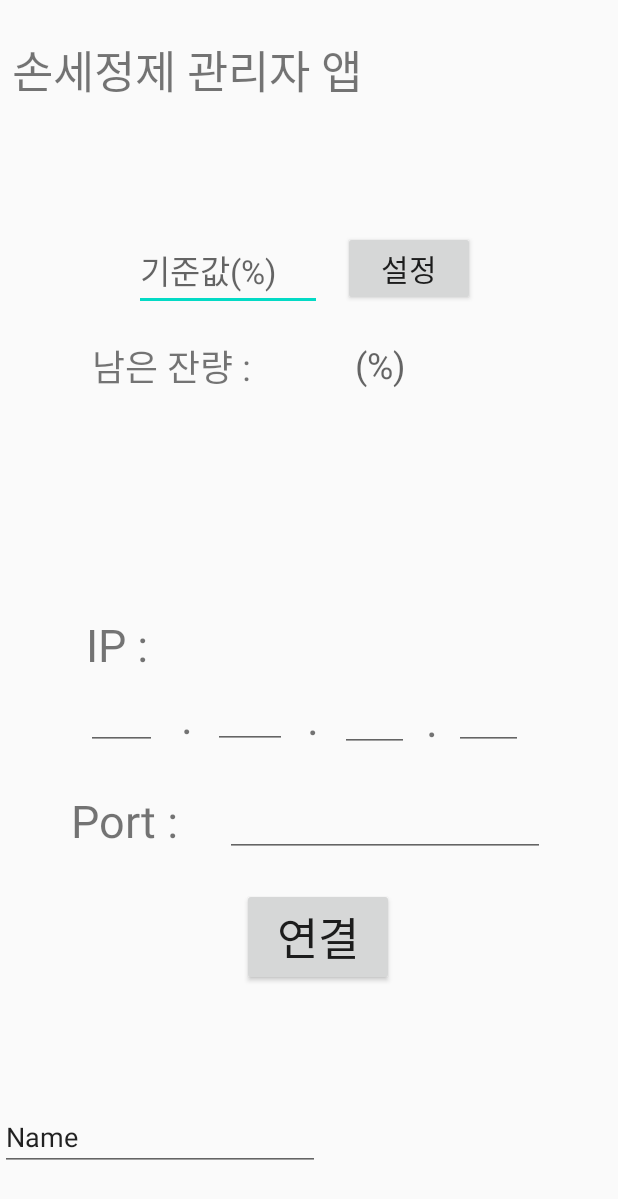
After one commit to OkSeungBae/Hustar_Embedded_Project, an Android app: the layout test.xml on its own in the app's theme, with its tools: preview values and no code run, on a phone screen of 412 x 824 dp. The commit adds this screen. Shown: the top 1199 px of the screen. Run offline under Robolectric (Android 15) with nearby library versions, the phone set to English and light mode, and no system bars; network calls fail.

Commit message:
[기재] 안드로이드 실시간 통신

```diff
--- a/5.Android/Toilet/app/src/main/java/com/example/project_toilet/MainActivity.java
+++ b/5.Android/Toilet/app/src/main/java/com/example/project_toilet/MainActivity.java
@@ -26,6 +26,7 @@ import java.io.PrintWriter;
 import java.net.Socket;
 import java.net.URL;
 import java.net.UnknownHostException;
+import java.sql.Time;
 
 public class MainActivity extends AppCompatActivity {
     Button send_button;
@@ -35,7 +36,7 @@ public class MainActivity extends AppCompatActivity {
     private Socket client;
     private DataOutputStream dataOutput;
     private DataInputStream dataInput;
-    private String SERVER_IP = "192.168.0.3";
+    private String SERVER_IP = "10.1.4.111";
 
     @Override
     protected void onCreate(Bundle savedInstanceState) {
@@ -45,19 +46,20 @@ public class MainActivity extends AppCompatActivity {
         send_editText = findViewById(R.id.send_editText);
         send_textView = findViewById(R.id.send_textView);
         read_textView = findViewById(R.id.read_textView);
-
+        Log.w("cnt",  "go!!");
         send_button.setOnClickListener(new View.OnClickListener() {
             @Override
             public void onClick(View view) {
+                Log.w("cnt",  "go!!");
                 Connect connect = new Connect();
                 connect.execute("refresh");
             }
         });
     }
 
-    private class Connect extends AsyncTask< String , Integer,Void > {
+    private class Connect extends AsyncTask< String , String,Void > {
         private String output_message;
-        private int input_message;
+        private String input_message;
 
         @Override
         protected Void doInBackground(String... strings) {
@@ -65,12 +67,9 @@ public class MainActivity extends AppCompatActivity {
                 client = new Socket(SERVER_IP, 8080);
                 dataOutput = new DataOutputStream(client.getOutputStream());
                 dataInput = new DataInputStream(client.getInputStream());
-
                 output_message = strings[0];
                 dataOutput.writeUTF(output_message);
-                input_message  = (int)dataInput.read();
-
-                Log.w("cnt","connect");
+                //Log.w("cnt","connect");
             } catch (UnknownHostException e) {
                 String str = e.getMessage().toString();
                 Log.w("discnt", str + " 1");
@@ -78,7 +77,31 @@ public class MainActivity extends AppCompatActivity {
                 String str = e.getMessage().toString();
                 Log.w("discnt", str + " 2");
             }
+            while (true){
+                try {
+                    byte[] buf = new byte[100];
+                    int read_Byte  = dataInput.read(buf);
+                    input_message = new String(buf, 0, read_Byte);
+                    if (!input_message.equals("STOP")){
+                        publishProgress(input_message);
+                    }
+                    else{
+                        break;
+                    }
+                    Thread.sleep(2);
+                } catch (IOException | InterruptedException e) {
+                    e.printStackTrace();
+                }
+            }
             return null;
+        }
+
+        @Override
+        protected void onProgressUpdate(String... params){
+            send_textView.setText(""); // Clear the chat box
+            send_textView.append("보낸 메세지: " + output_message );
+            read_textView.setText(""); // Clear the chat box
+            read_textView.append("받은 메세지: " + params[0]);
         }
         @Override
         protected void onPostExecute(Void result) {
--- a/5.Android/Toilet/app/src/main/res/layout/activity_main.xml
+++ b/5.Android/Toilet/app/src/main/res/layout/activity_main.xml
@@ -25,7 +25,7 @@
             android:layout_width="wrap_content"
             android:layout_height="wrap_content"
             android:layout_weight="1"
-            android:text="새로고침" />
+            android:text="연결" />
 
     </LinearLayout>
 
--- /dev/null
+++ b/5.Android/Toilet/app/src/main/res/layout/test.xml
@@ -0,0 +1,270 @@
+<?xml version="1.0" encoding="utf-8"?>
+<LinearLayout xmlns:android="http://schemas.android.com/apk/res/android"
+
+    xmlns:app="http://schemas.android.com/apk/res-auto"
+    xmlns:tools="http://schemas.android.com/tools"
+    android:layout_width="match_parent"
+    android:layout_height="match_parent"
+    android:orientation="vertical">
+
+    <TextView
+        android:id="@+id/textView"
+        android:layout_width="293dp"
+        android:layout_height="44dp"
+        android:layout_marginStart="8dp"
+        android:layout_marginLeft="8dp"
+        android:layout_marginTop="24dp"
+        android:layout_marginEnd="8dp"
+        android:layout_marginRight="8dp"
+        android:text="손세정제 관리자 앱"
+        android:textSize="30sp"
+        app:layout_constraintEnd_toEndOf="parent"
+        app:layout_constraintStart_toStartOf="parent"
+        app:layout_constraintTop_toTopOf="parent" />
+
+    <RelativeLayout
+        android:layout_width="365dp"
+        android:layout_height="617dp"
+        android:layout_marginStart="21dp"
+        android:layout_marginLeft="21dp"
+        android:layout_marginTop="50dp"
+        android:layout_marginEnd="21dp"
+        android:layout_marginRight="21dp"
+        app:layout_constraintBottom_toBottomOf="parent"
+        app:layout_constraintEnd_toEndOf="parent"
+        app:layout_constraintHorizontal_bias="0.0"
+        app:layout_constraintStart_toStartOf="parent"
+        app:layout_constraintTop_toTopOf="@id/textView"
+        app:layout_constraintVertical_bias="0.375">
+
+        <EditText
+            android:id="@+id/std"
+            android:layout_width="125dp"
+            android:layout_height="wrap_content"
+            android:layout_alignParentStart="true"
+            android:layout_alignParentLeft="true"
+            android:layout_alignParentTop="true"
+            android:layout_alignParentEnd="true"
+            android:layout_alignParentRight="true"
+            android:layout_marginStart="68dp"
+            android:layout_marginLeft="68dp"
+            android:layout_marginTop="35dp"
+            android:layout_marginEnd="172dp"
+            android:layout_marginRight="172dp"
+            android:ems="10"
+            android:hint="기준값(%)"
+            android:inputType="textPersonName"
+            android:textSize="22sp" />
+
+        <TextView
+            android:id="@+id/textView2"
+            android:layout_width="wrap_content"
+            android:layout_height="wrap_content"
+            android:layout_alignParentStart="true"
+            android:layout_alignParentLeft="true"
+            android:layout_alignParentBottom="true"
+            android:layout_marginStart="26dp"
+            android:layout_marginLeft="26dp"
+            android:layout_marginBottom="168dp"
+            android:text="Port : "
+            android:textSize="30sp" />
+
+        <TextView
+            android:id="@+id/textView5"
+            android:layout_width="61dp"
+            android:layout_height="wrap_content"
+            android:layout_alignParentStart="true"
+            android:layout_alignParentLeft="true"
+            android:layout_alignParentBottom="true"
+            android:layout_marginStart="36dp"
+            android:layout_marginLeft="36dp"
+            android:layout_marginBottom="285dp"
+            android:text="IP : "
+            android:textSize="30sp" />
+
+        <TextView
+            android:id="@+id/textView3"
+            android:layout_width="wrap_content"
+            android:layout_height="54dp"
+            android:layout_alignParentStart="true"
+            android:layout_alignParentLeft="true"
+            android:layout_alignParentBottom="true"
+            android:layout_marginStart="176dp"
+            android:layout_marginLeft="176dp"
+            android:layout_marginBottom="223dp"
+            android:text=" . "
+            android:textSize="30sp" />
+
+        <TextView
+            android:id="@+id/textView6"
+            android:layout_width="wrap_content"
+            android:layout_height="54dp"
+            android:layout_alignParentStart="true"
+            android:layout_alignParentLeft="true"
+            android:layout_alignParentBottom="true"
+            android:layout_marginStart="255dp"
+            android:layout_marginLeft="255dp"
+            android:layout_marginBottom="222dp"
+            android:text=" . "
+            android:textSize="30sp" />
+
+        <TextView
+            android:id="@+id/textView4"
+            android:layout_width="wrap_content"
+            android:layout_height="54dp"
+            android:layout_alignParentStart="true"
+            android:layout_alignParentLeft="true"
+            android:layout_alignParentBottom="true"
+            android:layout_marginStart="92dp"
+            android:layout_marginLeft="92dp"
+            android:layout_marginBottom="224dp"
+            android:text=" . "
+            android:textSize="30sp" />
+
+        <EditText
+            android:id="@+id/ip3"
+            android:layout_width="46dp"
+            android:layout_height="wrap_content"
+            android:layout_alignParentEnd="true"
+            android:layout_alignParentRight="true"
+            android:layout_alignParentBottom="true"
+            android:layout_marginEnd="114dp"
+            android:layout_marginRight="114dp"
+            android:layout_marginBottom="234dp"
+            android:ems="10"
+            android:inputType="textPersonName" />
+
+        <EditText
+            android:id="@+id/ip4"
+            android:layout_width="46dp"
+            android:layout_height="wrap_content"
+            android:layout_alignParentEnd="true"
+            android:layout_alignParentRight="true"
+            android:layout_alignParentBottom="true"
+            android:layout_marginEnd="38dp"
+            android:layout_marginRight="38dp"
+            android:layout_marginBottom="235dp"
+            android:ems="10"
+            android:inputType="textPersonName" />
+
+        <EditText
+            android:id="@+id/ip2"
+            android:layout_width="49dp"
+            android:layout_height="wrap_content"
+            android:layout_alignParentEnd="true"
+            android:layout_alignParentRight="true"
+            android:layout_alignParentBottom="true"
+            android:layout_marginEnd="195dp"
+            android:layout_marginRight="195dp"
+            android:layout_marginBottom="236dp"
+            android:ems="10"
+            android:inputType="textPersonName" />
+
+        <EditText
+            android:id="@+id/port"
+            android:layout_width="wrap_content"
+            android:layout_height="wrap_content"
+            android:layout_alignParentEnd="true"
+            android:layout_alignParentRight="true"
+            android:layout_alignParentBottom="true"
+            android:layout_marginEnd="23dp"
+            android:layout_marginRight="23dp"
+            android:layout_marginBottom="164dp"
+            android:ems="10"
+            android:inputType="textPersonName" />
+
+        <EditText
+            android:id="@+id/ip1"
+            android:layout_width="47dp"
+            android:layout_height="wrap_content"
+            android:layout_alignParentEnd="true"
+            android:layout_alignParentRight="true"
+            android:layout_alignParentBottom="true"
+            android:layout_marginEnd="282dp"
+            android:layout_marginRight="282dp"
+            android:layout_marginBottom="235dp"
+            android:ems="10"
+            android:inputType="textPersonName" />
+
+        <Button
+            android:id="@+id/connect"
+            android:layout_width="101dp"
+            android:layout_height="wrap_content"
+            android:layout_alignParentEnd="true"
+            android:layout_alignParentRight="true"
+            android:layout_alignParentBottom="true"
+            android:layout_marginEnd="124dp"
+            android:layout_marginRight="124dp"
+            android:layout_marginBottom="78dp"
+            android:text="연결"
+            android:textSize="30sp" />
+
+
+        <TextView
+            android:id="@+id/watervalue"
+            android:layout_width="wrap_content"
+            android:layout_height="wrap_content"
+            android:layout_above="@+id/ip4"
+            android:layout_alignParentEnd="true"
+            android:layout_alignParentRight="true"
+            android:layout_marginEnd="116dp"
+            android:layout_marginRight="116dp"
+            android:layout_marginBottom="195dp"
+            android:hint="(%)"
+            android:textSize="24sp" />
+
+        <Button
+            android:id="@+id/setting"
+            android:layout_width="wrap_content"
+            android:layout_height="wrap_content"
+            android:layout_above="@+id/textView5"
+            android:layout_alignParentEnd="true"
+            android:layout_alignParentRight="true"
+            android:layout_marginEnd="70dp"
+            android:layout_marginRight="70dp"
+            android:layout_marginBottom="205dp"
+            android:text="설정"
+            android:textSize="20sp" />
+
+        <LinearLayout
+            android:id="@+id/background"
+            android:layout_width="129dp"
+            android:layout_height="115dp"
+            android:layout_above="@+id/textView3"
+            android:layout_alignParentStart="true"
+            android:layout_alignParentLeft="true"
+            android:layout_alignParentEnd="true"
+            android:layout_alignParentRight="true"
+            android:layout_marginStart="128dp"
+            android:layout_marginLeft="128dp"
+            android:layout_marginEnd="108dp"
+            android:layout_marginRight="108dp"
+            android:layout_marginBottom="70dp"
+            android:orientation="vertical"></LinearLayout>
+
+        <TextView
+            android:id="@+id/remaind"
+            android:layout_width="wrap_content"
+            android:layout_height="wrap_content"
+            android:layout_above="@+id/textView5"
+            android:layout_alignParentEnd="true"
+            android:layout_alignParentRight="true"
+            android:layout_marginEnd="213dp"
+            android:layout_marginRight="213dp"
+            android:layout_marginBottom="147dp"
+            android:text="남은 잔량 : "
+            android:textSize="24sp" />
+
+    </RelativeLayout>
+
+    <EditText
+        android:id="@+id/editText"
+        android:layout_width="wrap_content"
+        android:layout_height="wrap_content"
+        android:ems="10"
+        android:inputType="textPersonName"
+        android:text="Name"
+        tools:layout_editor_absoluteX="-390dp"
+        tools:layout_editor_absoluteY="-890dp" />
+
+</LinearLayout>
```
Also changed, not shown: 1 other file.
